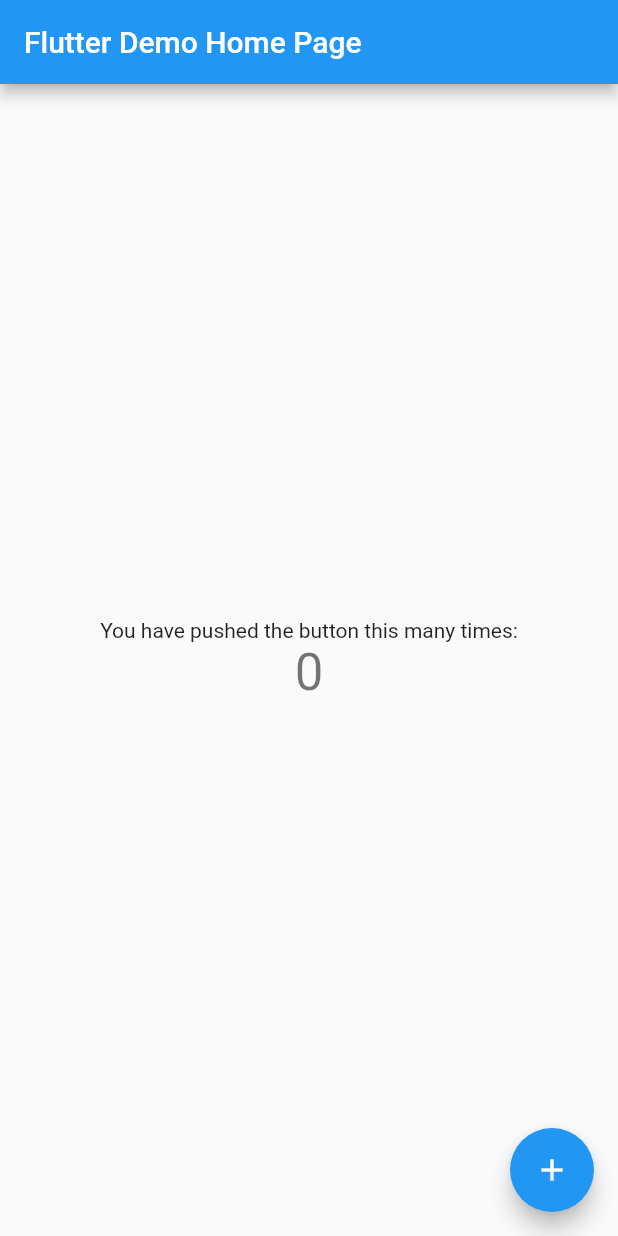
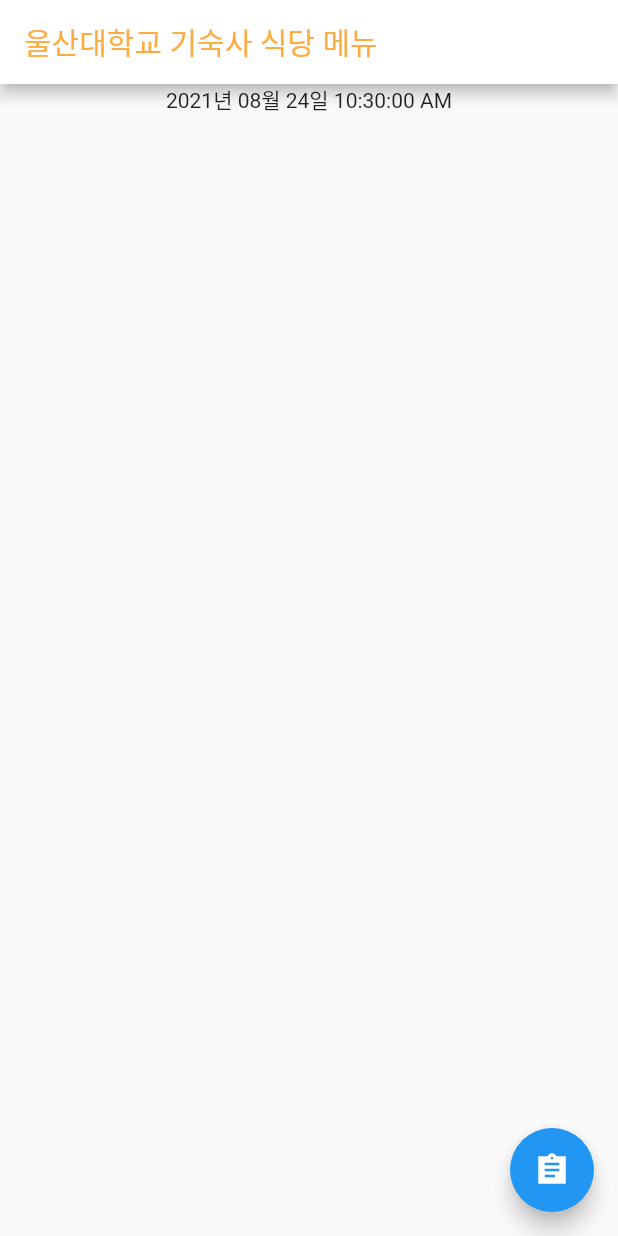
Before and after one commit to mkdevelop5002/UOU_ssik_ssik, a Flutter app: the screen it shows after launch, on a phone screen of 412 x 824 dp. Run offline on Flutter 3.47's test engine with Material 2 defaults, Android fonts, the phone set to English and light mode, and no system bars; our stand-ins replace date_format, timer_builder.

Commit message:
Add homepage view

```diff
--- a/lib/main.dart
+++ b/lib/main.dart
@@ -1,4 +1,5 @@
 import 'package:flutter/material.dart';
+import 'package:kisik_app/screen/homepage.dart';
 
 void main() {
   runApp(MyApp());
@@ -9,105 +10,11 @@ class MyApp extends StatelessWidget {
   @override
   Widget build(BuildContext context) {
     return MaterialApp(
-      title: 'Flutter Demo',
+      title: '기식을 알려줘',
       theme: ThemeData(
-        // This is the theme of your application.
-        //
-        // Try running your application with "flutter run". You'll see the
-        // application has a blue toolbar. Then, without quitting the app, try
-        // changing the primarySwatch below to Colors.green and then invoke
-        // "hot reload" (press "r" in the console where you ran "flutter run",
-        // or simply save your changes to "hot reload" in a Flutter IDE).
-        // Notice that the counter didn't reset back to zero; the application
-        // is not restarted.
         primarySwatch: Colors.blue,
       ),
-      home: MyHomePage(title: 'Flutter Demo Home Page'),
+      home: MyHomePage(title: '울산대학교 기숙사 식당 메뉴'),
     );
   }
 }
-
-class MyHomePage extends StatefulWidget {
-  MyHomePage({Key? key, required this.title}) : super(key: key);
-
-  // This widget is the home page of your application. It is stateful, meaning
-  // that it has a State object (defined below) that contains fields that affect
-  // how it looks.
-
-  // This class is the configuration for the state. It holds the values (in this
-  // case the title) provided by the parent (in this case the App widget) and
-  // used by the build method of the State. Fields in a Widget subclass are
-  // always marked "final".
-
-  final String title;
-
-  @override
-  _MyHomePageState createState() => _MyHomePageState();
-}
-
-class _MyHomePageState extends State<MyHomePage> {
-  int _counter = 0;
-
-  void _incrementCounter() {
-    setState(() {
-      // This call to setState tells the Flutter framework that something has
-      // changed in this State, which causes it to rerun the build method below
-      // so that the display can reflect the updated values. If we changed
-      // _counter without calling setState(), then the build method would not be
-      // called again, and so nothing would appear to happen.
-      _counter++;
-    });
-  }
-
-  @override
-  Widget build(BuildContext context) {
-    // This method is rerun every time setState is called, for instance as done
-    // by the _incrementCounter method above.
-    //
-    // The Flutter framework has been optimized to make rerunning build methods
-    // fast, so that you can just rebuild anything that needs updating rather
-    // than having to individually change instances of widgets.
-    return Scaffold(
-      appBar: AppBar(
-        // Here we take the value from the MyHomePage object that was created by
-        // the App.build method, and use it to set our appbar title.
-        title: Text(widget.title),
-      ),
-      body: Center(
-        // Center is a layout widget. It takes a single child and positions it
-        // in the middle of the parent.
-        child: Column(
-          // Column is also a layout widget. It takes a list of children and
-          // arranges them vertically. By default, it sizes itself to fit its
-          // children horizontally, and tries to be as tall as its parent.
-          //
-          // Invoke "debug painting" (press "p" in the console, choose the
-          // "Toggle Debug Paint" action from the Flutter Inspector in Android
-          // Studio, or the "Toggle Debug Paint" command in Visual Studio Code)
-          // to see the wireframe for each widget.
-          //
-          // Column has various properties to control how it sizes itself and
-          // how it positions its children. Here we use mainAxisAlignment to
-          // center the children vertically; the main axis here is the vertical
-          // axis because Columns are vertical (the cross axis would be
-          // horizontal).
-          mainAxisAlignment: MainAxisAlignment.center,
-          children: <Widget>[
-            Text(
-              'You have pushed the button this many times:',
-            ),
-            Text(
-              '$_counter',
-              style: Theme.of(context).textTheme.headline4,
-            ),
-          ],
-        ),
-      ),
-      floatingActionButton: FloatingActionButton(
-        onPressed: _incrementCounter,
-        tooltip: 'Increment',
-        child: Icon(Icons.add),
-      ), // This trailing comma makes auto-formatting nicer for build methods.
-    );
-  }
-}
--- /dev/null
+++ b/lib/screen/homepage.dart
@@ -0,0 +1,55 @@
+import 'package:flutter/material.dart';
+import 'package:kisik_app/screen/weekMenu.dart';
+import 'package:date_format/date_format.dart';
+import 'package:timer_builder/timer_builder.dart';
+
+Widget realTime() {
+  return TimerBuilder.periodic(
+    const Duration(seconds: 1),
+    builder: (BuildContext context) {
+      return Text(formatDate(DateTime.now(),
+          [yyyy, '년 ', mm, '월 ', dd, '일 ', hh, ':', nn, ':', ss, ' ', am]));
+    },
+  );
+}
+
+class MyHomePage extends StatefulWidget {
+  MyHomePage({Key? key, required this.title}) : super(key: key);
+
+  final String title;
+
+  @override
+  _MyHomePageState createState() => _MyHomePageState();
+}
+
+class _MyHomePageState extends State<MyHomePage> {
+  @override
+  Widget build(BuildContext context) {
+    return Scaffold(
+      appBar: AppBar(
+        title: Text(
+          widget.title,
+          style: TextStyle(color: Colors.orangeAccent),
+        ),
+        backgroundColor: Colors.white,
+      ),
+      body: Center(
+        child: Column(
+          children: <Widget>[
+            realTime(),
+          ],
+        ),
+      ),
+      floatingActionButton: FloatingActionButton(
+        onPressed: () {
+          Navigator.push(
+            context,
+            MaterialPageRoute(builder: (context) => weekMenu()),
+          );
+        },
+        tooltip: '주간 식단표 보기',
+        child: Icon(Icons.assignment_sharp),
+      ),
+    );
+  }
+}
--- a/pubspec.yaml
+++ b/pubspec.yaml
@@ -28,6 +28,9 @@ dependencies:
   # The following adds the Cupertino Icons font to your application.
   # Use with the CupertinoIcons class for iOS style icons.
   cupertino_icons: ^1.0.2
+  intl: ^0.17.0
+  timer_builder: ^2.0.0
+  date_format: ^2.0.4
 
 dev_dependencies:
   flutter_test:
```
Also changed, not shown: lib/screen/weekMenu.dart (added, +20 -0 lines), pubspec.lock.
